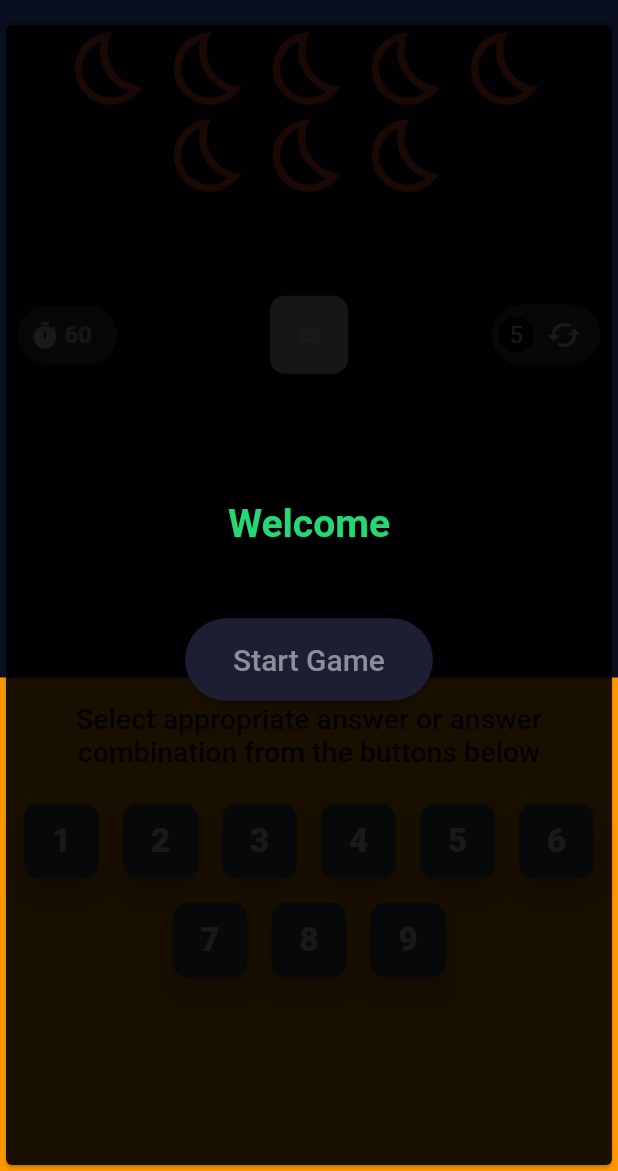
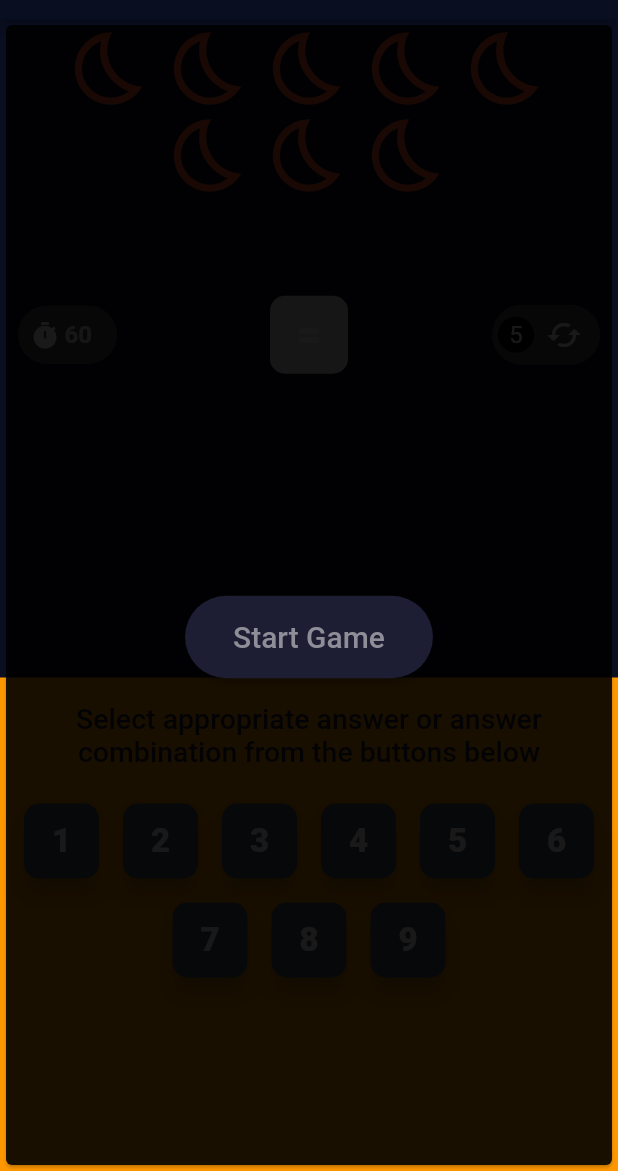
Before and after one commit to solnsumei/mathskills, a Flutter app: the screen it shows after launch, on a phone screen of 412 x 824 dp, the part 65-1236 px from its top. Run offline on Flutter 3.47's test engine with Material 2 defaults, Android fonts, the phone set to English and light mode, and no system bars.

Commit message:
Remove text from showing when game starts

```diff
--- a/lib/src/ui/screens/result_page.dart
+++ b/lib/src/ui/screens/result_page.dart
@@ -39,11 +39,9 @@ class ResultPage extends StatelessWidget {
         Container(),
         Padding(
           padding: const EdgeInsets.all(8.0),
-          child: Text(resultText != null
-              ? resultText
-              : "Welcome",
+          child: resultText != null ? Text(resultText,
             style: getTextStyle(),
-          ),
+          ) : SizedBox(),
         ),
         SizedBox(height: 40.0),
         RaisedButton(
```
